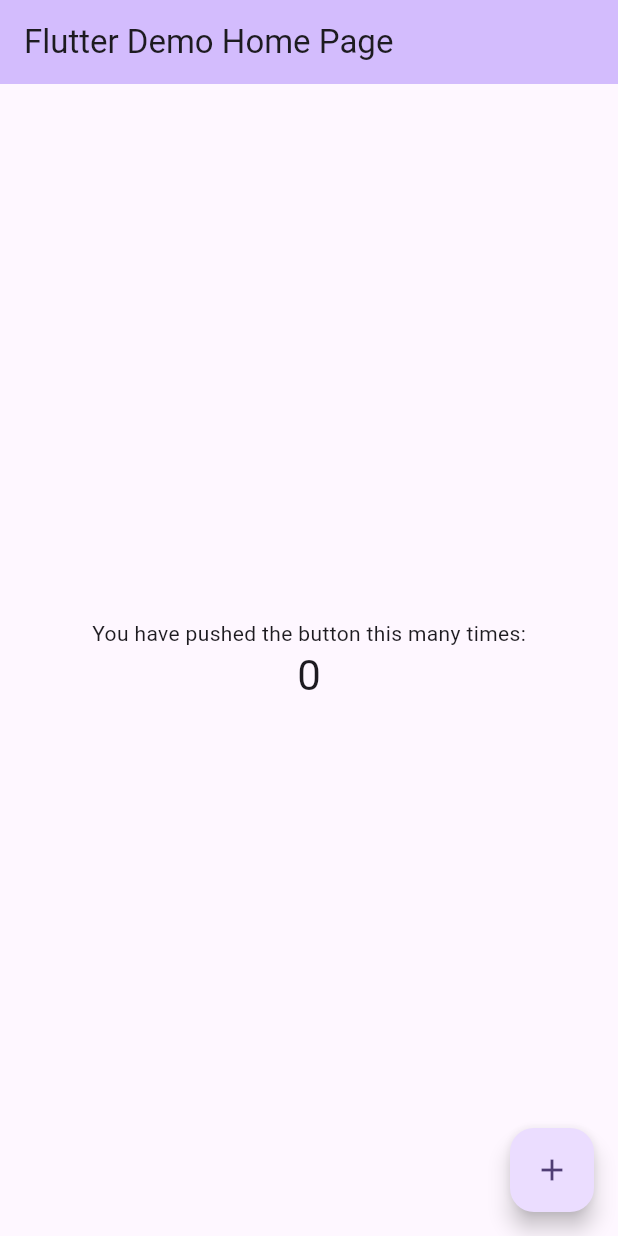
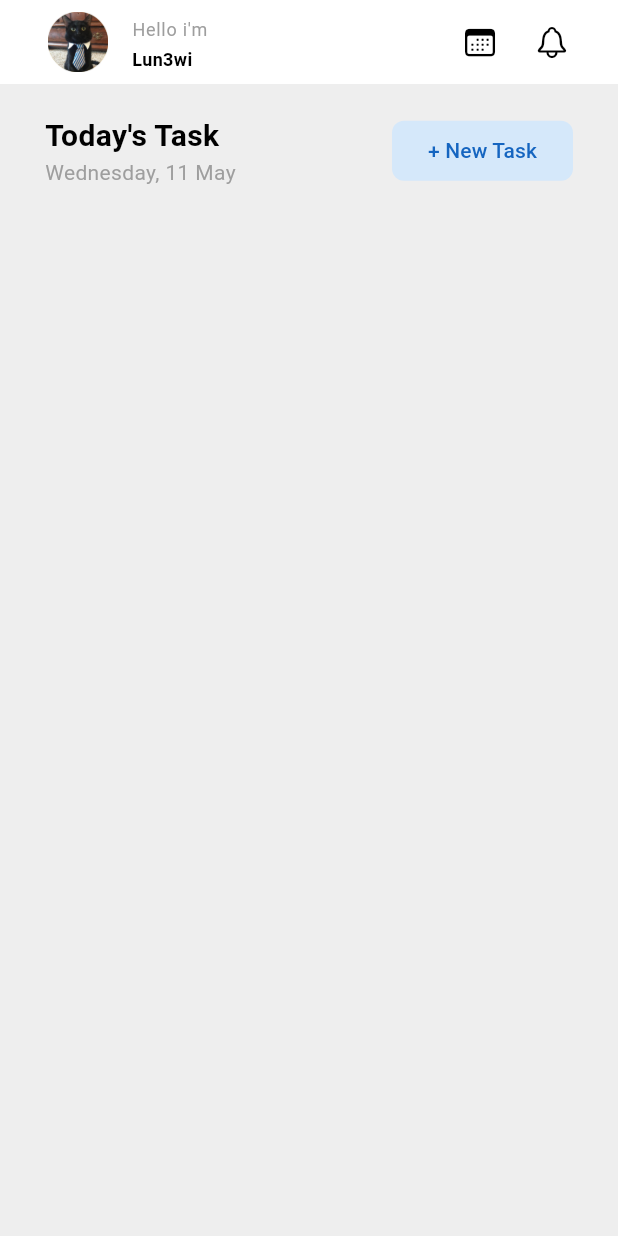
Before and after one commit to murilomonte/todo_firestore, a Flutter app: the screen it shows after launch, on a phone screen of 412 x 824 dp. Run offline on Flutter 3.47's test engine with Material 3 defaults, Android fonts, the phone set to English and light mode, and no system bars; our stand-ins replace gap.

Commit message:
feat: appbar e modal de tasks finalizados

```diff
--- a/lib/main.dart
+++ b/lib/main.dart
@@ -1,125 +1,117 @@
+import 'package:flutter/cupertino.dart';
 import 'package:flutter/material.dart';
+import 'package:gap/gap.dart';
+
+import 'common/show_modal.dart';
 
 void main() {
-  runApp(const MyApp());
+  // Erro: No MaterialLocalizations found.
+  // ** Aparentemente, quando o MaterialApp está sendo criado dentro do widget, ele ainda não tem acesso ao context, que é definido implicitamente pelo MaterialApp. Mas ainda não entendi direito
+  // https://stackoverflow.com/questions/56275595
+  runApp(MaterialApp(
+      debugShowCheckedModeBanner: false,
+      theme: ThemeData(),
+      home: const HomePage()));
 }
 
-class MyApp extends StatelessWidget {
-  const MyApp({super.key});
-
-  // This widget is the root of your application.
-  @override
-  Widget build(BuildContext context) {
-    return MaterialApp(
-      title: 'Flutter Demo',
-      theme: ThemeData(
-        // This is the theme of your application.
-        //
-        // TRY THIS: Try running your application with "flutter run". You'll see
-        // the application has a purple toolbar. Then, without quitting the app,
-        // try changing the seedColor in the colorScheme below to Colors.green
-        // and then invoke "hot reload" (save your changes or press the "hot
-        // reload" button in a Flutter-supported IDE, or press "r" if you used
-        // the command line to start the app).
-        //
-        // Notice that the counter didn't reset back to zero; the application
-        // state is not lost during the reload. To reset the state, use hot
-        // restart instead.
-        //
-        // This works for code too, not just values: Most code changes can be
-        // tested with just a hot reload.
-        colorScheme: ColorScheme.fromSeed(seedColor: Colors.deepPurple),
-        useMaterial3: true,
-      ),
-      home: const MyHomePage(title: 'Flutter Demo Home Page'),
-    );
-  }
-}
-
-class MyHomePage extends StatefulWidget {
-  const MyHomePage({super.key, required this.title});
-
-  // This widget is the home page of your application. It is stateful, meaning
-  // that it has a State object (defined below) that contains fields that affect
-  // how it looks.
-
-  // This class is the configuration for the state. It holds the values (in this
-  // case the title) provided by the parent (in this case the App widget) and
-  // used by the build method of the State. Fields in a Widget subclass are
-  // always marked "final".
-
-  final String title;
-
-  @override
-  State<MyHomePage> createState() => _MyHomePageState();
-}
-
-class _MyHomePageState extends State<MyHomePage> {
-  int _counter = 0;
-
-  void _incrementCounter() {
-    setState(() {
-      // This call to setState tells the Flutter framework that something has
-      // changed in this State, which causes it to rerun the build method below
-      // so that the display can reflect the updated values. If we changed
-      // _counter without calling setState(), then the build method would not be
-      // called again, and so nothing would appear to happen.
-      _counter++;
-    });
-  }
+class HomePage extends StatelessWidget {
+  const HomePage({super.key});
 
   @override
   Widget build(BuildContext context) {
-    // This method is rerun every time setState is called, for instance as done
-    // by the _incrementCounter method above.
-    //
-    // The Flutter framework has been optimized to make rerunning build methods
-    // fast, so that you can just rebuild anything that needs updating rather
-    // than having to individually change instances of widgets.
     return Scaffold(
+      backgroundColor: Colors.grey.shade200,
       appBar: AppBar(
-        // TRY THIS: Try changing the color here to a specific color (to
-        // Colors.amber, perhaps?) and trigger a hot reload to see the AppBar
-        // change color while the other colors stay the same.
-        backgroundColor: Theme.of(context).colorScheme.inversePrimary,
-        // Here we take the value from the MyHomePage object that was created by
-        // the App.build method, and use it to set our appbar title.
-        title: Text(widget.title),
+        backgroundColor: Colors.white,
+        foregroundColor: Colors.black,
+        elevation: 0,
+        title: ListTile(
+          leading: CircleAvatar(
+            backgroundColor: Colors.amber.shade200,
+            radius: 20,
+            child: Image.asset('assets/profile.png'),
           ),
-      body: Center(
-        // Center is a layout widget. It takes a single child and positions it
-        // in the middle of the parent.
-        child: Column(
-          // Column is also a layout widget. It takes a list of children and
-          // arranges them vertically. By default, it sizes itself to fit its
-          // children horizontally, and tries to be as tall as its parent.
-          //
-          // Column has various properties to control how it sizes itself and
-          // how it positions its children. Here we use mainAxisAlignment to
-          // center the children vertically; the main axis here is the vertical
-          // axis because Columns are vertical (the cross axis would be
-          // horizontal).
-          //
-          // TRY THIS: Invoke "debug painting" (choose the "Toggle Debug Paint"
-          // action in the IDE, or press "p" in the console), to see the
-          // wireframe for each widget.
-          mainAxisAlignment: MainAxisAlignment.center,
-          children: <Widget>[
-            const Text(
-              'You have pushed the button this many times:',
+          title: Text(
+            'Hello i\'m',
+            style: TextStyle(
+              fontSize: 12,
+              color: Colors.grey.shade500,
             ),
-            Text(
-              '$_counter',
-              style: Theme.of(context).textTheme.headlineMedium,
+          ),
+          subtitle: const Text(
+            'Lun3wi',
+            style: TextStyle(
+                fontSize: 12, fontWeight: FontWeight.bold, color: Colors.black),
+          ),
+        ),
+        actions: [
+          Padding(
+            padding: const EdgeInsets.symmetric(horizontal: 20),
+            child: Row(
+              children: [
+                IconButton(
+                  onPressed: () {},
+                  icon: const Icon(CupertinoIcons.calendar),
+                ),
+                IconButton(
+                  onPressed: () {},
+                  icon: const Icon(CupertinoIcons.bell),
                 ),
               ],
             ),
           ),
-      floatingActionButton: FloatingActionButton(
-        onPressed: _incrementCounter,
-        tooltip: 'Increment',
-        child: const Icon(Icons.add),
-      ), // This trailing comma makes auto-formatting nicer for build methods.
+        ],
+      ),
+      body: SingleChildScrollView(
+        child: Padding(
+          padding: const EdgeInsets.symmetric(horizontal: 30),
+          child: Column(
+            children: [
+              const Gap(20),
+              // Primeira linha
+              Row(
+                mainAxisAlignment: MainAxisAlignment.spaceBetween,
+                // Título
+                children: [
+                  const Column(
+                    crossAxisAlignment: CrossAxisAlignment.start,
+                    children: [
+                      Text(
+                        'Today\'s Task',
+                        style: TextStyle(
+                            fontSize: 20,
+                            fontWeight: FontWeight.bold,
+                            color: Colors.black),
+                      ),
+                      Text(
+                        'Wednesday, 11 May',
+                        style: TextStyle(color: Colors.grey),
+                      ),
+                    ],
+                  ),
+                  ElevatedButton(
+                    style: ElevatedButton.styleFrom(
+                      backgroundColor: const Color(0xFFD5E8FA),
+                      foregroundColor: Colors.blue.shade800,
+                      elevation: 0,
+                      shape: RoundedRectangleBorder(
+                        borderRadius: BorderRadius.circular(8),
+                      ),
+                    ),
+                    onPressed: () => showModalBottomSheet(
+                      isScrollControlled: true,
+                      // shape: RoundedRectangleBorder(borderRadius: BorderRadius.circular(16)),
+                      context: context,
+                      builder: (context) => const AddNewTaskModel(),
+                    ),
+                    child: const Text('+ New Task'),
+                  ),
+                ],
+              )
+            ],
+          ),
+        ),
+      ),
     );
   }
 }
--- a/pubspec.yaml
+++ b/pubspec.yaml
@@ -35,6 +35,7 @@ dependencies:
   # The following adds the Cupertino Icons font to your application.
   # Use with the CupertinoIcons class for iOS style icons.
   cupertino_icons: ^1.0.8
+  gap: ^3.0.1
 
 dev_dependencies:
   flutter_test:
@@ -59,8 +60,8 @@ flutter:
   uses-material-design: true
 
   # To add assets to your application, add an assets section, like this:
-  # assets:
-  #   - images/a_dot_burr.jpeg
+  assets:
+  - assets/
   #   - images/a_dot_ham.jpeg
 
   # An image asset can refer to one or more resolution-specific "variants", see
```
Also changed, not shown: lib/common/show_modal.dart (added, +128 -0 lines), lib/constants/app_style.dart (added, +9 -0 lines), lib/widget/date_time_widget.dart (added, +41 -0 lines), lib/widget/radio_widget.dart (added, +38 -0 lines), lib/widget/textfield_widget.dart (added, +31 -0 lines), assets/profile.png (added), 1 other file. Lines whose indentation alone changed are shown as unchanged.
